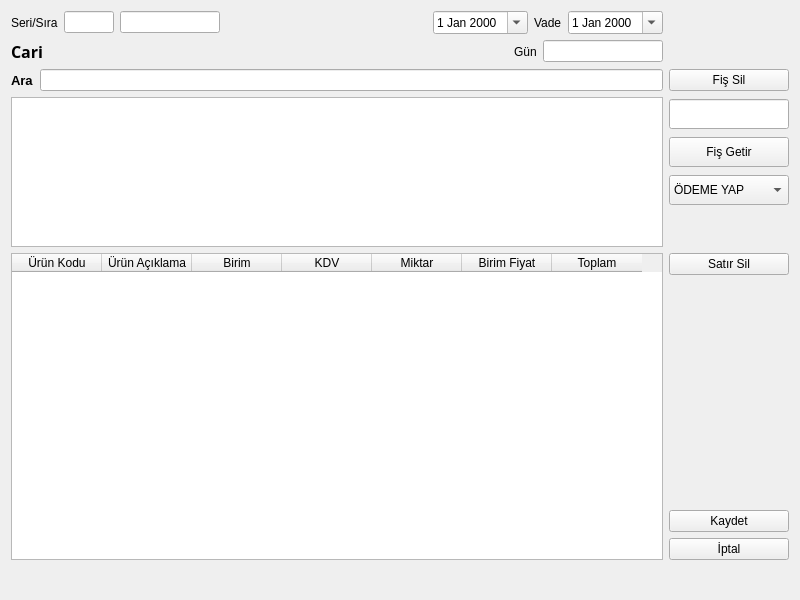
Old version of the form fatura.ui in the repository nerdogan/nenra.
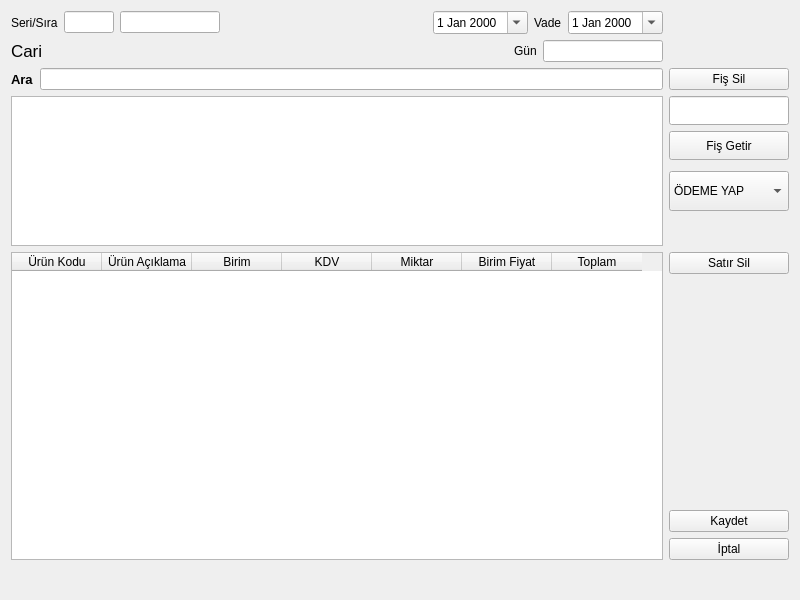
New version of the form. Icons and pictures are not drawn.

Diff of the .ui file:
```diff
--- a/fatura.ui
+++ b/fatura.ui
@@ -34,10 +34,10 @@
         <widget class="QLabel" name="label_2">
          <property name="font">
           <font>
-           <family>Magneto</family>
-           <pointsize>12</pointsize>
-           <weight>75</weight>
-           <bold>true</bold>
+           <family>.AppleSystemUIFont</family>
+           <pointsize>13</pointsize>
+           <weight>50</weight>
+           <bold>false</bold>
           </font>
          </property>
          <property name="text">
@@ -414,7 +414,7 @@
        <item>
         <widget class="QComboBox" name="comboBox">
          <property name="sizePolicy">
-          <sizepolicy hsizetype="Fixed" vsizetype="Fixed">
+          <sizepolicy hsizetype="Preferred" vsizetype="Preferred">
            <horstretch>0</horstretch>
            <verstretch>0</verstretch>
           </sizepolicy>
@@ -422,7 +422,7 @@
          <property name="minimumSize">
           <size>
            <width>120</width>
-           <height>0</height>
+           <height>40</height>
           </size>
          </property>
          <property name="maximumSize">
```
